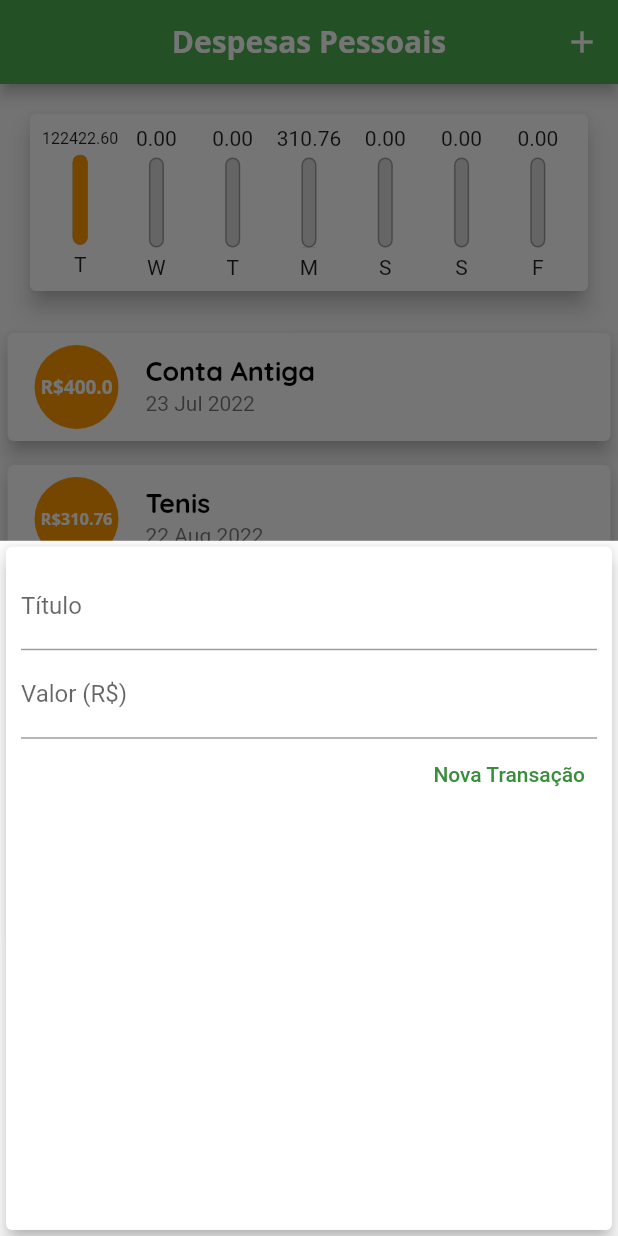
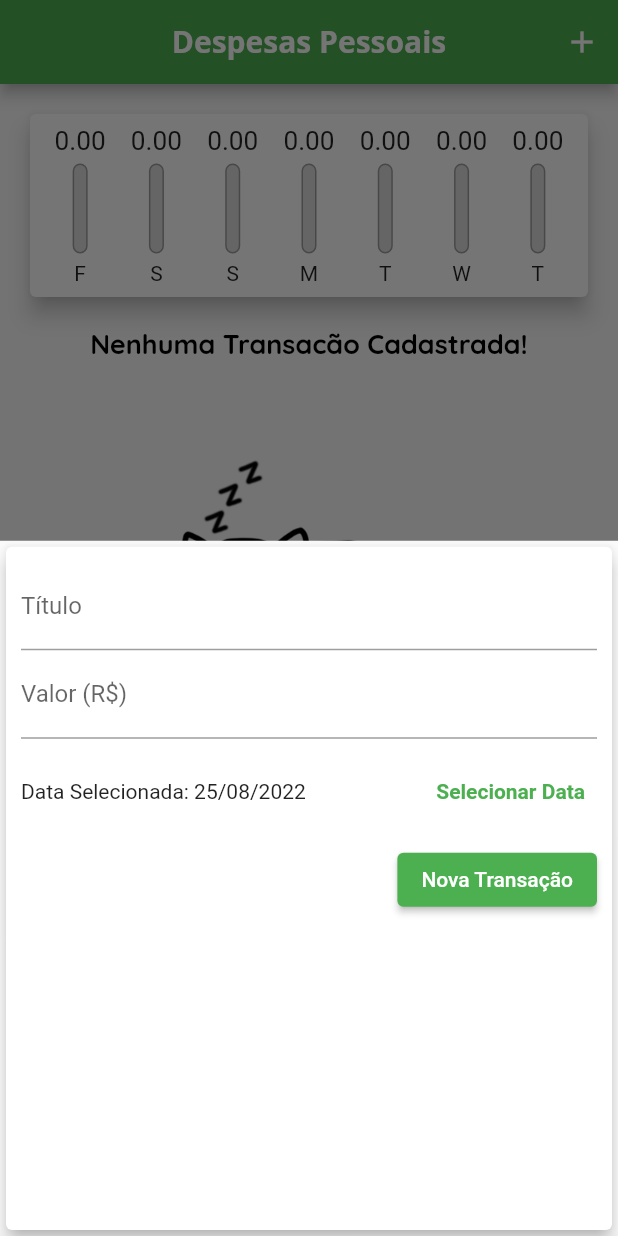
Before and after one commit to Fibler01/Personal-Expenses, a Flutter app: the screen it shows after launch, after a tap on the "add" icon, on a phone screen of 412 x 824 dp. Run offline on Flutter 3.47's test engine with Material 2 defaults, Android fonts, the phone set to English and light mode, and no system bars.

Commit message:
adding remove option and style

```diff
--- a/lib/components/chart.dart
+++ b/lib/components/chart.dart
@@ -34,7 +34,10 @@ class Chart extends StatelessWidget {
         'day': DateFormat.E().format(weekDay)[0],
         'value': totalSum,
       }; /* pegando a primeira letra do dia */
-    }); /* gerando lista de 7 elementos (pcausa dos dias na semana) */
+    })
+        .reversed
+        .toList(); /* gerando lista de 7 elementos, reversed p ir da direita p esquerda(dia atual a direita, anteriores a esquerda
+    ) (pcausa dos dias na semana) */
   }
 
   double get _weekTotalValue {
@@ -53,15 +56,17 @@ class Chart extends StatelessWidget {
       child: Padding(
         padding: const EdgeInsets.all(8.0),
         child: Row(
-
           mainAxisAlignment: MainAxisAlignment.spaceAround,
           children: groupedTransactions.map((tr) {
             return Flexible(
               fit: FlexFit.tight,
               child: ChartBar(
-                tr['day'] as String, /* label */
-                tr['value'] as double, /* value */
-                (tr['value'] as double) / _weekTotalValue, /* percentage, pegando o valor e dividindo pelo valor total da semana p gerar a porcentagem */
+                tr['day'] as String,
+                /* label */
+                tr['value'] as double,
+                /* value */
+                _weekTotalValue == 0 ? 0 :(tr['value'] as double) /  /* garantindo que não sera dividido por 0, se ele for 0 não retorna nada */
+                    _weekTotalValue, /* percentage, pegando o valor e dividindo pelo valor total da semana p gerar a porcentagem */
               ),
             );
           }).toList(),
--- a/lib/components/chart_bar.dart
+++ b/lib/components/chart_bar.dart
@@ -15,9 +15,12 @@ class ChartBar extends StatelessWidget {
   Widget build(BuildContext context) {
     return Column(
       children: [
-        FittedBox(
-          /* para conseguir encaixar o valor, diminuindo a fonte se o valor for mto grande */
-          child: Text('${value?.toStringAsFixed(2)}'),
+        Container(
+          height: 20,  /* para arrumar desalinhamento causado ao colocar valor muito grande */
+          child: FittedBox(
+            /* para conseguir encaixar o valor, diminuindo a fonte se o valor for mto grande */
+            child: Text('${value?.toStringAsFixed(2)}'),
+          ),
         ),
         SizedBox(height: 5),
         Container(
--- a/lib/components/transaction_form.dart
+++ b/lib/components/transaction_form.dart
@@ -1,8 +1,8 @@
-
+import 'package:intl/intl.dart';
 import 'package:flutter/material.dart';
 
 class TransactionForm extends StatefulWidget { /* precisa ser stateful p texteditingcontroller funcionar corretamente */
-  final void Function(String, double) onSubmit;
+  final void Function(String, double, DateTime) onSubmit;
 
   const TransactionForm(this.onSubmit, {Key? key}) : super(key: key);
 
@@ -10,20 +10,39 @@ class TransactionForm extends StatefulWidget { /* precisa ser stateful p textedi
   State<TransactionForm> createState() => _TransactionFormState();
 }
   class _TransactionFormState extends State<TransactionForm> {
-  final titleController = TextEditingController();
+  final _titleController = TextEditingController();
 
-  final valueController = TextEditingController();
+  final _valueController = TextEditingController();
+  DateTime _selectedDate = DateTime.now();
+
   _submitForm() {
-    final title = titleController.text;
-    final value = double.tryParse(valueController.text) ?? 0.0; /* caso ele nao consiga transformar texto em double, retorna 0,0 */
+    final title = _titleController.text;
+    final value = double.tryParse(_valueController.text) ?? 0.0; /* caso ele nao consiga transformar texto em double, retorna 0,0 */
 
-    if(title.isEmpty || value <= 0 ) {
+    if(title.isEmpty || value <= 0 || _selectedDate == null) {
       return;
     }
-    widget.onSubmit(title, value);
+    widget.onSubmit(title, value, _selectedDate as DateTime);
   }
 
+  _showDatePicker() {
+    showDatePicker(
+      context: context,
+      initialDate: DateTime.now(),
+      firstDate: DateTime(2019), /* usuario consegue selecionar a partir de 2019 */
+      lastDate: DateTime.now(),
+    ).then((pickedDate) {
+      if(pickedDate == null) {
+        return;
+      }
 
+      setState(() {
+        _selectedDate = pickedDate; /* sempre é necessario colocar setstate ao alterar um dado e vc quiser mostrar essa alteração na tela */
+      });
+
+    });
+    print('Executado!!!');
+  }
   @override
   Widget build(BuildContext context) {
     return Card(
@@ -33,28 +52,54 @@ class TransactionForm extends StatefulWidget { /* precisa ser stateful p textedi
                 child: Column(
                   children: [
                     TextField(
-                      controller: titleController, /* fazendo titulo receber o titulo (que o usuario escreveu) */
+                      controller: _titleController, /* fazendo titulo receber o titulo (que o usuario escreveu) */
                       onSubmitted: (_) => _submitForm(), /* nesse caso, ele ira tentar submeter, mas como faltara valores, nao submetera e apenas fechara o teclado */
                       decoration: InputDecoration(
                         labelText: 'Título',
                       ),
                     ),
                     TextField(
-                      controller: valueController,
+                      controller: _valueController,
                       keyboardType: TextInputType.numberWithOptions(decimal: true), /* p forçar que tenha os '.' e ',' fazendo com que abra apenas teclado numerico */
                       onSubmitted: (_) => _submitForm(),  /* submitando form apos submitar o ultimo campo(valor) */
                       decoration: InputDecoration(
                         labelText: 'Valor (R\$)',
                       ),
                     ),
+                    Container(
+                      height:70,
+                      child: Row(
+                      children: [
+                        Expanded(child: Text(_selectedDate == null ? 'Nenhuma data selecionada!' /* se nao tiver data selecionada, se não, mostrar selected date */
+                         : 'Data Selecionada: ${DateFormat('dd/MM/y').format(_selectedDate as DateTime)}',),),
+
+                        TextButton(
+                          style: TextButton.styleFrom(
+                            primary: Theme.of(context).colorScheme.primary,
+
+                          ),
+                          child: Text('Selecionar Data',
+                          style: TextStyle(
+                            fontWeight: FontWeight.bold,
+                          ),
+                          ),
+                          onPressed:  _showDatePicker,
+                        )
+                      ]
+                    ),
+                    ),
+
                     Row(
                       mainAxisAlignment: MainAxisAlignment.end,
                       children: [
-                        TextButton(
+                        ElevatedButton(
+                          style: ElevatedButton.styleFrom(
+                            primary: Theme.of(context).colorScheme.primary,
+                          ),
                           onPressed: _submitForm,
                           child: Text(
                             'Nova Transação',
-                            style: TextStyle(color: Colors.green.shade700),
+                            style: TextStyle(/* color: Colors.white */),
                           ),
                         ),
                       ],
--- a/lib/components/transaction_list.dart
+++ b/lib/components/transaction_list.dart
@@ -3,13 +3,15 @@ import 'package:intl/intl.dart';
 import '../models/transaction.dart';
 
 class TransactionList extends StatelessWidget {
-  const TransactionList(this.transactions);
+  const TransactionList(this.transactions, this.onRemove);
 
   final List<Transaction> transactions;
+  final Function(String) onRemove;
+
   @override
   Widget build(BuildContext context) {
     return Container(
-      height: 300,
+      height: 430,
       child: transactions.isEmpty
           ? Column(
               /* se a lista esta vazia, mostra coluna, se não, mostra listview */
@@ -49,7 +51,8 @@ class TransactionList extends StatelessWidget {
                           /* para o texto se encaixar */
                           child: Text(
                             'R\$${tr.value}',
-                          style: Theme.of(context).textTheme.headline5,),
+                            style: Theme.of(context).textTheme.headline5,
+                          ),
                         ),
                       ),
                     ),
@@ -60,6 +63,11 @@ class TransactionList extends StatelessWidget {
                     subtitle: Text(
                       DateFormat('d MMM y').format(tr.date),
                     ),
+                    trailing: IconButton(
+                      icon: Icon(Icons.delete),
+                      color: Theme.of(context).errorColor,
+                      onPressed: () => onRemove(tr.id),
+                    ),
                   ),
                 );
               },
--- a/lib/main.dart
+++ b/lib/main.dart
@@ -11,10 +11,13 @@ import '/components/transaction_form.dart';
 main() => runApp(ExpensesApp());
 
 class ExpensesApp extends StatelessWidget {
+
   final ThemeData theme = ThemeData();
 
   @override
+
   Widget build(BuildContext context) {
+
     return MaterialApp(
       home: MyHomePage(),
       theme: theme.copyWith(
@@ -54,32 +57,7 @@ class MyHomePage extends StatefulWidget {
 }
 
 class _MyHomePageState extends State<MyHomePage> {
-  final List<Transaction> _transactions = [
-    Transaction(
-      id: 't0',
-      title: 'Conta Antiga',
-      value: 400.00,
-      date: DateTime.now().subtract(Duration(days: 33)),
-    ),
-    Transaction(
-      id: 't1',
-      title: 'Tenis',
-      value: 310.76,
-      date: DateTime.now().subtract(Duration(days: 3)),
-    ),
-    Transaction(
-      id: 't2',
-      title: 'Conta',
-      value: 122211.30,
-      date: DateTime.now(),
-    ),
-    Transaction(
-      id: 't2',
-      title: 'Conta',
-      value: 211.30,
-      date: DateTime.now(),
-    ),
-  ]; /* lista de transacoes */
+  final List<Transaction> _transactions = []; /* lista de transacoes */
 
   List<Transaction> get _recentTransactions {
     return _transactions.where((tr) {
@@ -89,14 +67,22 @@ class _MyHomePageState extends State<MyHomePage> {
     }).toList(); /* metodo parecido com filter, onde estamos filtrando apenas as transaçoes dos ultimos 7 dias */
   }
 
-  _addTransaction(String title, double value) {
+  _removeTransaction(String id) {
+    setState(() {
+      _transactions.removeWhere((tr) =>
+        tr.id == id); /* se o id da TR for igual o id passado como parametro, remove esse id */
+
+    });
+  }
+
+  _addTransaction(String title, double value, DateTime date) {
     /* adicionando uma transacao, necessita do titulo e valor fornecidos pelo user */
     final newTransaction = Transaction(
       id: Random().nextDouble().toString(),
       /* gerar id randomicamente */
       title: title,
       value: value,
-      date: DateTime.now(),
+      date: date,
     );
 
     setState(() {
@@ -131,7 +117,7 @@ class _MyHomePageState extends State<MyHomePage> {
             /* para esticar os filhos da coluna(tipo full width) */
             children: [
               Chart(_recentTransactions),
-              TransactionList(_transactions),
+              TransactionList(_transactions, _removeTransaction),
             ]),
       ),
       floatingActionButton: FloatingActionButton(
```
